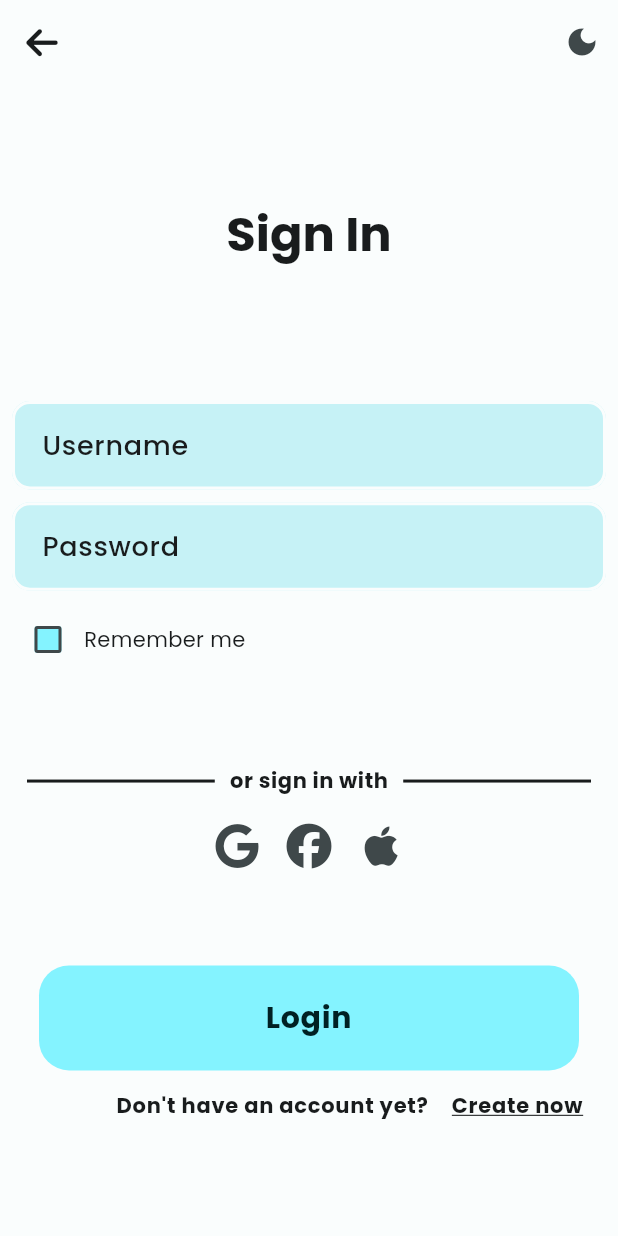
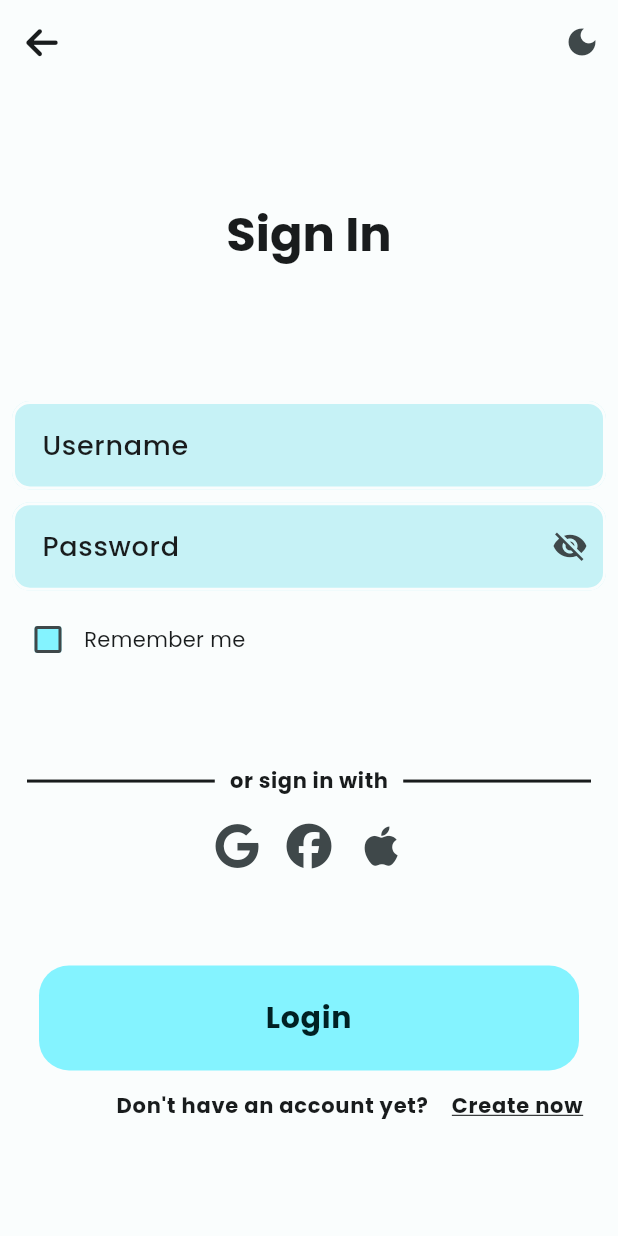
Before and after one commit to RH203/expense-app-flutter-udemy, a Flutter app: the SignInScreen screen opened by its route, on a phone screen of 412 x 824 dp. Run offline on Flutter 3.47's test engine with Material 3 defaults, Android fonts, the phone set to English and light mode, and no system bars; our stand-ins replace google_fonts, icons_plus, smooth_page_indicator.

Commit message:
feat:    ba1293b..72b67af  main -> main

```diff
--- a/lib/src/features/auth_screen/views/sign_in_screen.dart
+++ b/lib/src/features/auth_screen/views/sign_in_screen.dart
@@ -211,7 +211,7 @@ class _SignInScreenState extends State<SignInScreen> {
               return "";
             },
           ),
-          TextFieldForm(
+          TextFieldForm.password(
             controller: _passwordController,
             hintText: "Password",
             keyboardType: TextInputType.name,
```
